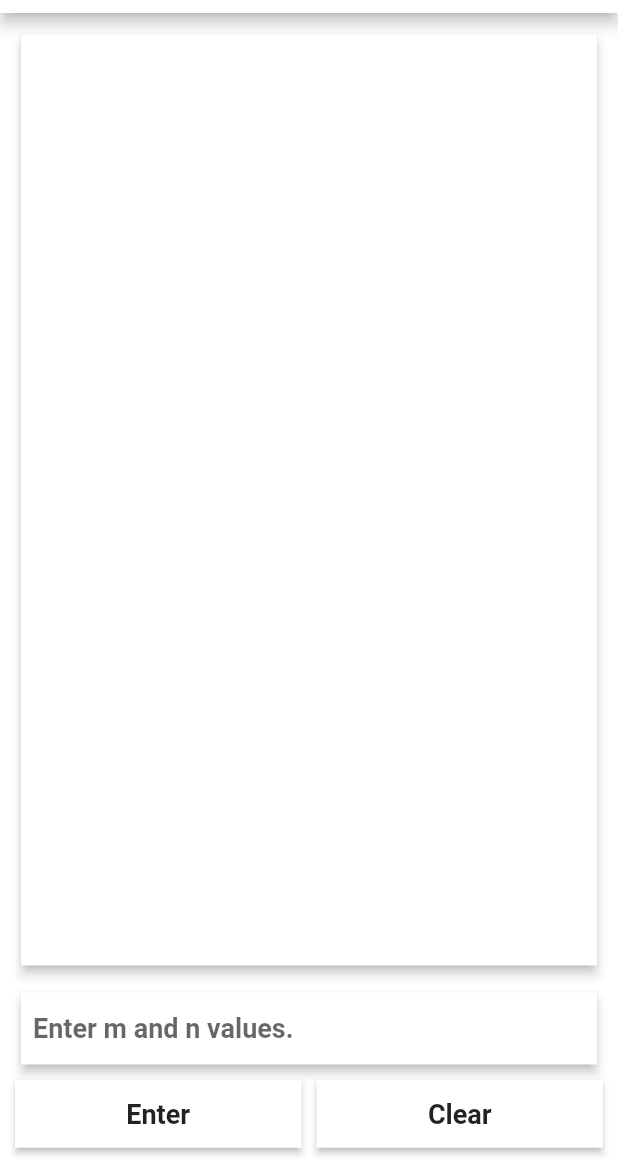
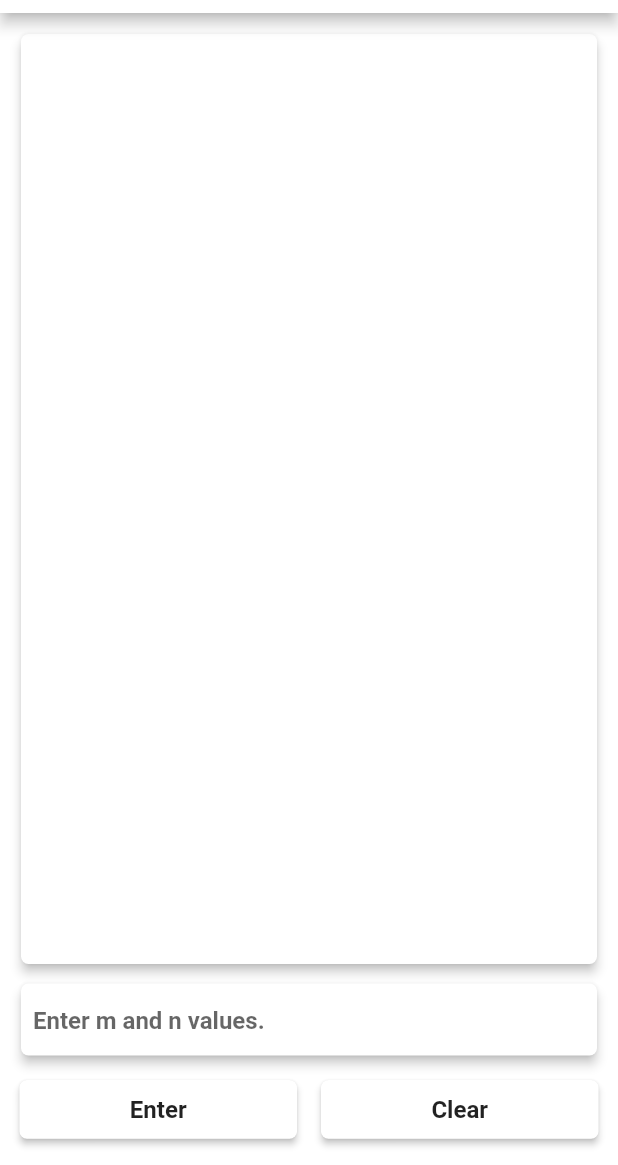
Before and after one commit to MakeshVineeth/ranked_positional_weight_method, a Flutter app: the screen it shows after launch, on a phone screen of 412 x 824 dp, the part 71-1236 px from its top. Run offline on Flutter 3.47's test engine with Material 2 defaults, Android fonts, the phone set to English and light mode, and no system bars.

Commit message:
UI Improvements.

```diff
--- a/lib/Home.dart
+++ b/lib/Home.dart
@@ -89,7 +89,7 @@ class _HomeState extends State<Home> {
               ),
             ),
             SizedBox(
-              height: 10,
+              height: 5,
             ),
             textFieldDesign(),
             SizedBox(
@@ -128,7 +128,7 @@ class _HomeState extends State<Home> {
               border: InputBorder.none,
               hintText: placeHolder,
               hintStyle: TextStyle(
-                fontSize: 18,
+                fontSize: 16,
                 fontWeight: FontWeight.w600,
               )),
         ),
--- a/lib/btnDesign.dart
+++ b/lib/btnDesign.dart
@@ -10,21 +10,24 @@ class BtnDesign extends StatelessWidget {
   @override
   Widget build(BuildContext context) {
     return Expanded(
+      child: Container(
+        margin: EdgeInsets.all(3),
         child: RaisedButton(
           shape: Common.roundBorder,
           child: Padding(
-          padding: const EdgeInsets.all(12.0),
+            padding: const EdgeInsets.all(10.0),
             child: Text(
               text,
               style: TextStyle(
                 fontWeight: FontWeight.w600,
-              fontSize: 18,
+                fontSize: 16,
               ),
             ),
           ),
           onPressed: () => function(),
           color: Colors.white,
         ),
+      ),
     );
   }
 }
--- a/lib/common.dart
+++ b/lib/common.dart
@@ -4,5 +4,5 @@ class Common {
   static const title = 'Rotation Positional Method';
 
    static final roundBorder =
-      RoundedRectangleBorder(borderRadius: BorderRadius.circular(0));
+      RoundedRectangleBorder(borderRadius: BorderRadius.circular(5));
 }
```
Lines whose indentation alone changed are shown as unchanged.
